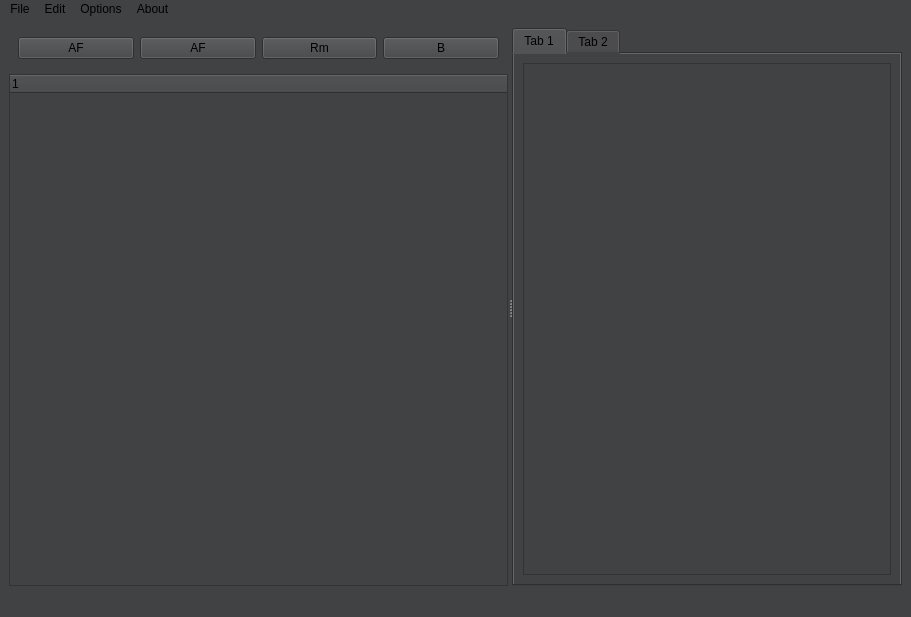
Above: codeeditor.ui from EmreArapcicUevak/CodeLab-Notes before the change. Below: the same form after it.
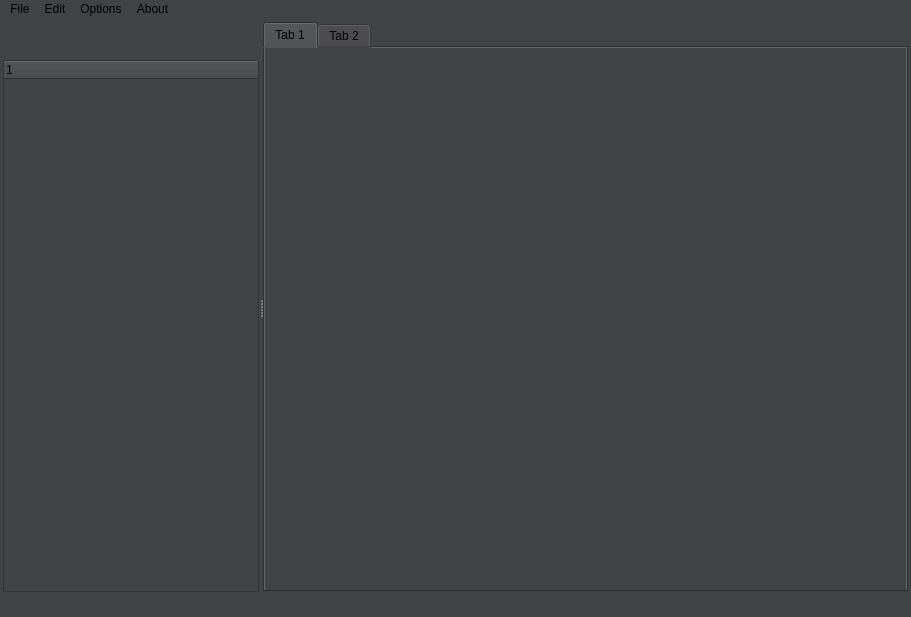
That is the form after the change. Icons and pictures are not drawn.

Commit message: Add some features to layout

Patch:
```diff
--- a/codeeditor.ui
+++ b/codeeditor.ui
@@ -33,6 +33,18 @@
     <string notr="true"/>
    </property>
    <layout class="QHBoxLayout" name="horizontalLayout">
+    <property name="leftMargin">
+     <number>3</number>
+    </property>
+    <property name="topMargin">
+     <number>3</number>
+    </property>
+    <property name="rightMargin">
+     <number>3</number>
+    </property>
+    <property name="bottomMargin">
+     <number>3</number>
+    </property>
     <item>
      <widget class="QSplitter" name="splitter">
       <property name="orientation">
@@ -41,33 +53,132 @@
       <widget class="QWidget" name="verticalLayoutWidget">
        <layout class="QVBoxLayout" name="verticalLayout">
         <item>
-         <widget class="QWidget" name="horizontalWidget" native="true">
+         <widget class="QWidget" name="main_btn_layout" native="true">
+          <property name="styleSheet">
+           <string notr="true">background-color : &quot;#353638&quot;;</string>
+          </property>
           <layout class="QHBoxLayout" name="horizontalLayout_2">
            <item>
-            <widget class="QPushButton" name="pushButton_2">
+            <widget class="QPushButton" name="add_file_btn">
+             <property name="maximumSize">
+              <size>
+               <width>24</width>
+               <height>24</height>
+              </size>
+             </property>
+             <property name="styleSheet">
+              <string notr="true">background-color : &quot;transparent&quot;;
+border : none;
+</string>
+             </property>
              <property name="text">
-              <string>AF</string>
+              <string/>
              </property>
+             <property name="icon">
+              <iconset resource="Resources.qrc">
+               <normaloff>:/Resources/Resources/Icons/add_file_icon.svg</normaloff>:/Resources/Resources/Icons/add_file_icon.svg</iconset>
+             </property>
+             <property name="iconSize">
+              <size>
+               <width>20</width>
+               <height>20</height>
+              </size>
+             </property>
+             <property name="autoRepeat">
+              <bool>false</bool>
+             </property>
             </widget>
            </item>
            <item>
-            <widget class="QPushButton" name="pushButton_3">
+            <widget class="QPushButton" name="add_folder_btn">
+             <property name="maximumSize">
+              <size>
+               <width>24</width>
+               <height>24</height>
+              </size>
+             </property>
+             <property name="styleSheet">
+              <string notr="true">background-color : &quot;transparent&quot;;
+border : none;
+</string>
+             </property>
              <property name="text">
-              <string>AF</string>
+              <string/>
              </property>
+             <property name="icon">
+              <iconset resource="Resources.qrc">
+               <normaloff>:/Resources/Resources/Icons/add_folder_icon.svg</normaloff>:/Resources/Resources/Icons/add_folder_icon.svg</iconset>
+             </property>
+             <property name="iconSize">
+              <size>
+               <width>20</width>
+               <height>20</height>
+              </size>
+             </property>
+             <property name="autoRepeat">
+              <bool>false</bool>
+             </property>
             </widget>
            </item>
            <item>
-            <widget class="QPushButton" name="pushButton_5">
+            <widget class="QPushButton" name="remove_btn">
+             <property name="maximumSize">
+              <size>
+               <width>24</width>
+               <height>24</height>
+              </size>
+             </property>
+             <property name="styleSheet">
+              <string notr="true">background-color : &quot;transparent&quot;;
+border : none;
+</string>
+             </property>
              <property name="text">
-              <string>Rm</string>
+              <string/>
              </property>
+             <property name="icon">
+              <iconset resource="Resources.qrc">
+               <normaloff>:/Resources/Resources/Icons/remove_file_folder_icon.svg</normaloff>:/Resources/Resources/Icons/remove_file_folder_icon.svg</iconset>
+             </property>
+             <property name="iconSize">
+              <size>
+               <width>20</width>
+               <height>20</height>
+              </size>
+             </property>
+             <property name="autoRepeat">
+              <bool>false</bool>
+             </property>
             </widget>
            </item>
            <item>
-            <widget class="QPushButton" name="pushButton_6">
+            <widget class="QPushButton" name="build_btn">
+             <property name="maximumSize">
+              <size>
+               <width>24</width>
+               <height>24</height>
+              </size>
+             </property>
+             <property name="styleSheet">
+              <string notr="true">background-color : &quot;transparent&quot;;
+border : none;
+</string>
+             </property>
              <property name="text">
-              <string>B</string>
+              <string/>
+             </property>
+             <property name="icon">
+              <iconset resource="Resources.qrc">
+               <normaloff>:/Resources/Resources/Icons/build_icon.svg</normaloff>:/Resources/Resources/Icons/build_icon.svg</iconset>
+             </property>
+             <property name="iconSize">
+              <size>
+               <width>20</width>
+               <height>20</height>
+              </size>
+             </property>
+             <property name="autoRepeat">
+              <bool>false</bool>
              </property>
             </widget>
            </item>
@@ -76,6 +187,9 @@
         </item>
         <item>
          <widget class="QTreeWidget" name="treeWidget">
+          <property name="styleSheet">
+           <string notr="true">background-color : &quot;#353638&quot;;</string>
+          </property>
           <column>
            <property name="text">
             <string notr="true">1</string>
@@ -86,14 +200,35 @@
        </layout>
       </widget>
       <widget class="QTabWidget" name="tabWidget">
+       <property name="sizePolicy">
+        <sizepolicy hsizetype="Expanding" vsizetype="Expanding">
+         <horstretch>3</horstretch>
+         <verstretch>0</verstretch>
+        </sizepolicy>
+       </property>
        <property name="currentIndex">
         <number>0</number>
        </property>
        <widget class="QWidget" name="tab">
+        <property name="styleSheet">
+         <string notr="true">background-color: &quot;#27282a&quot;;</string>
+        </property>
         <attribute name="title">
          <string>Tab 1</string>
         </attribute>
         <layout class="QVBoxLayout" name="verticalLayout_2">
+         <property name="leftMargin">
+          <number>0</number>
+         </property>
+         <property name="topMargin">
+          <number>0</number>
+         </property>
+         <property name="rightMargin">
+          <number>0</number>
+         </property>
+         <property name="bottomMargin">
+          <number>0</number>
+         </property>
          <item>
           <widget class="QTextEdit" name="textEdit">
            <property name="sizePolicy">
@@ -108,6 +243,10 @@
              <height>1</height>
             </size>
            </property>
+           <property name="styleSheet">
+            <string notr="true">background-color : &quot;#27282a&quot;;
+border : none</string>
+           </property>
           </widget>
          </item>
         </layout>
```
Left out of the diff: 9 changed lines with no effect on the pictures. The commit also changes 7 other files.
